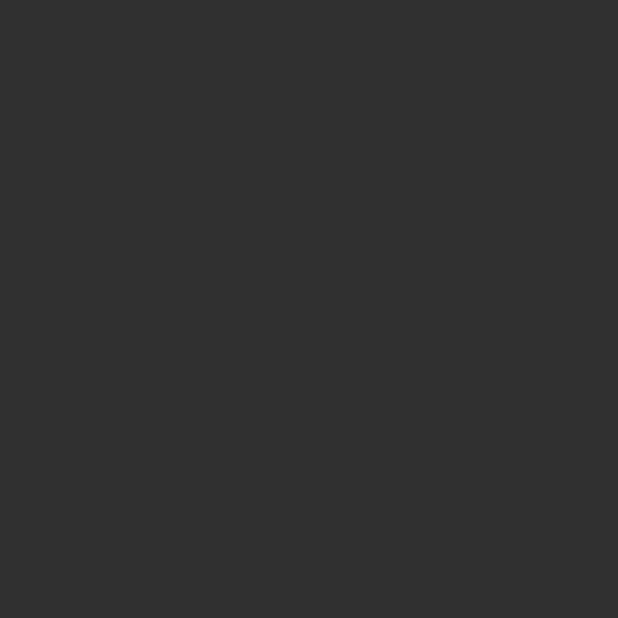
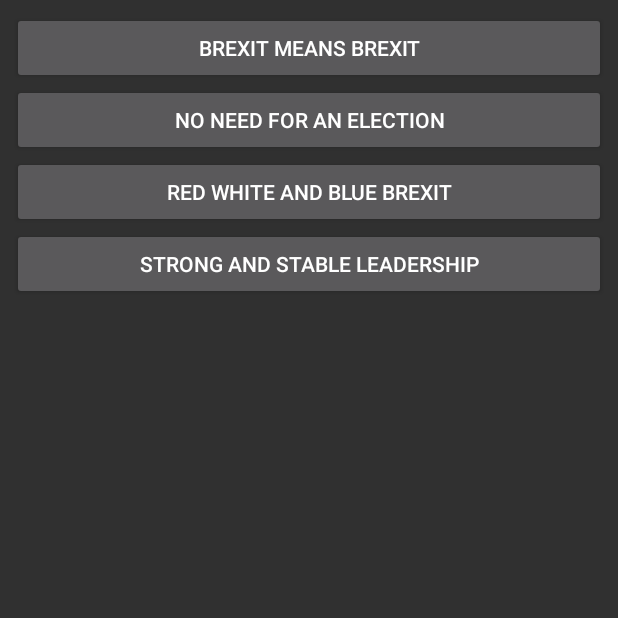
Before and after one commit to rahulyhg/brexitsoundboard, an Android app: the TheresaActivity screen opened directly, with no data from a screen before it, on a phone screen of 412 x 824 dp, the top half of it. Before the commit the part shown is empty. Run offline under Robolectric (Android 15) with nearby library versions, the phone set to English and light mode, and no system bars.

Commit message:
assign buttons to activities, other then Boris

```diff
--- a/app/src/main/res/layout/activity_theresa.xml
+++ b/app/src/main/res/layout/activity_theresa.xml
@@ -6,4 +6,56 @@
     android:layout_height="match_parent"
     tools:context="na.brexitsoundboard.TheresaActivity">
 
+    <ScrollView
+        android:layout_width="0dp"
+        android:layout_height="0dp"
+        tools:layout_constraintTop_creator="1"
+        tools:layout_constraintRight_creator="1"
+        tools:layout_constraintBottom_creator="1"
+        android:layout_marginStart="8dp"
+        app:layout_constraintBottom_toBottomOf="parent"
+        android:layout_marginEnd="8dp"
+        app:layout_constraintRight_toRightOf="parent"
+        android:layout_marginTop="8dp"
+        tools:layout_constraintLeft_creator="1"
+        android:layout_marginBottom="8dp"
+        app:layout_constraintLeft_toLeftOf="parent"
+        app:layout_constraintTop_toTopOf="parent"
+        android:layout_marginLeft="8dp"
+        android:layout_marginRight="8dp">
+
+        <LinearLayout
+            android:layout_width="match_parent"
+            android:layout_height="wrap_content"
+            android:orientation="vertical">
+
+            <Button
+                android:id="@+id/buttonBrexitMeansBrexit"
+                android:layout_width="match_parent"
+                android:layout_height="wrap_content"
+                android:layout_weight="1"
+                android:text="@string/button_theresa_BrexitMeansBrexit" />
+
+            <Button
+                android:id="@+id/buttonNoNeedForAnElection"
+                android:layout_width="match_parent"
+                android:layout_height="wrap_content"
+                android:layout_weight="1"
+                android:text="@string/button_theresa_NoNeedForAnElection" />
+
+            <Button
+                android:id="@+id/buttonRedWhiteAndBlueBrexit"
+                android:layout_width="match_parent"
+                android:layout_height="wrap_content"
+                android:layout_weight="1"
+                android:text="@string/button_theresa_RedWhiteAndBlueBrexit" />
+
+            <Button
+                android:id="@+id/buttonStrongAndStableLeadership"
+                android:layout_width="match_parent"
+                android:layout_height="wrap_content"
+                android:layout_weight="1"
+                android:text="@string/button_theresa_StrongAndStableLeadership" />
+        </LinearLayout>
+    </ScrollView>
 </android.support.constraint.ConstraintLayout>
```
Also changed, not shown: app/src/main/java/na/brexitsoundboard/MainActivity.java (+10 -6 lines), app/src/main/res/layout/activity_boris.xml (+9 -9 lines), app/src/main/res/layout/activity_david.xml (+36 -0 lines), app/src/main/res/layout/activity_liam.xml (+36 -0 lines).
